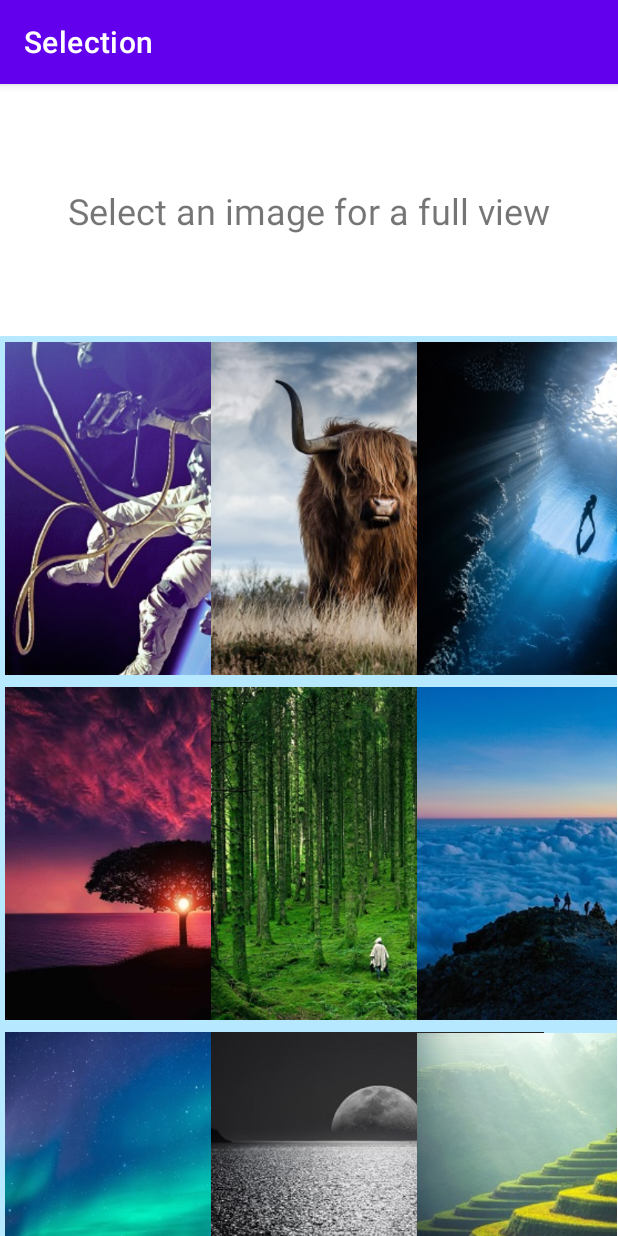
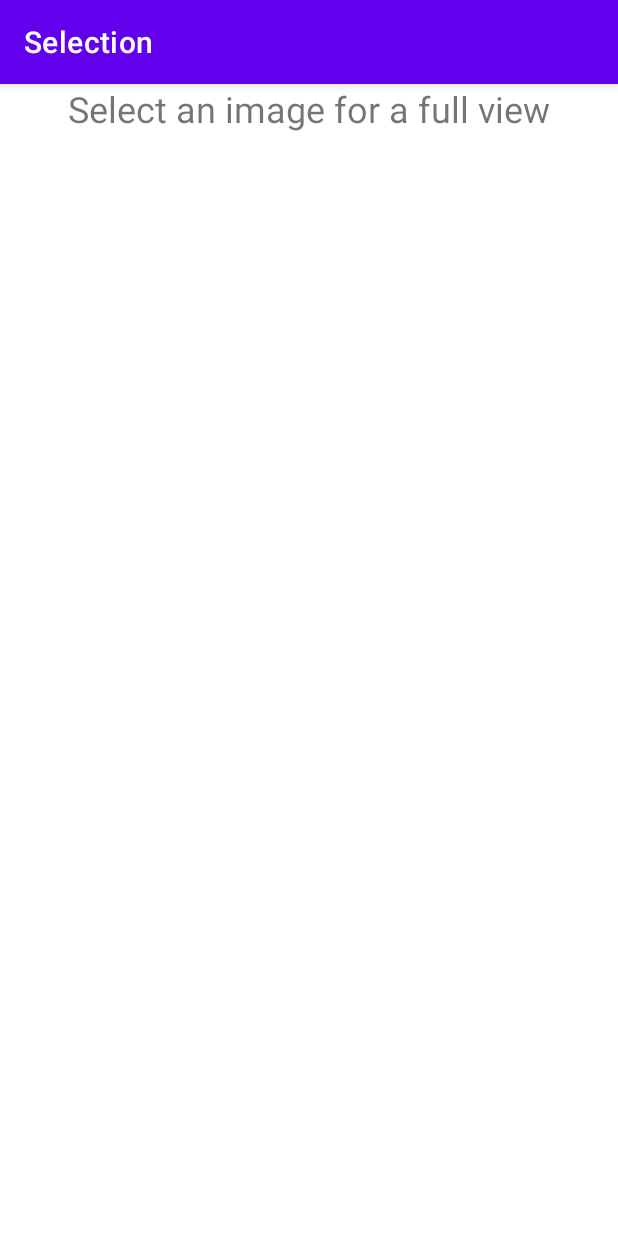
Before and after one commit to stephull/CIS3515-lab4, an Android app: the screen it shows after launch (SelectionActivity before the commit, MainActivity after it), on a phone screen of 412 x 824 dp. Run offline under Robolectric (Android 15) with nearby library versions, the phone set to English and light mode, and no system bars.

Commit message:
create fragments, start main activity + fragment handler, & layout

```diff
--- a/app/src/main/AndroidManifest.xml
+++ b/app/src/main/AndroidManifest.xml
@@ -10,7 +10,7 @@
         android:label="@string/apk_label"
         android:theme="@style/Theme.SelectionActivity">
         <activity
-            android:name=".SelectionActivity"
+            android:name=".MainActivity"
             android:exported="true"
             android:label="@string/app_title_label">
             <intent-filter>
@@ -18,10 +18,6 @@
                 <category android:name="android.intent.category.LAUNCHER" />
             </intent-filter>
         </activity>
-        <activity
-            android:name=".DisplayActivity"
-            android:exported="true"
-            android:label="@string/display_title_label"/>
     </application>
 
 </manifest>
--- /dev/null
+++ b/app/src/main/java/edu/temple/selectionactivity/DisplayFragment.kt
@@ -0,0 +1,6 @@
+package edu.temple.selectionactivity
+
+import androidx.fragment.app.Fragment
+
+class DisplayFragment : Fragment()  {
+}
--- a/app/src/main/java/edu/temple/selectionactivity/SelectionActivity.kt
+++ b/app/src/main/java/edu/temple/selectionactivity/MainActivity.kt
@@ -3,40 +3,25 @@ package edu.temple.selectionactivity
 import android.content.Intent
 import androidx.appcompat.app.AppCompatActivity
 import android.os.Bundle
-import android.util.Log
 import android.view.*
 import android.widget.*
-import androidx.activity.result.contract.ActivityResultContracts
 import androidx.recyclerview.widget.*
 
-class SelectionActivity : AppCompatActivity() {
+class MainActivity : AppCompatActivity() {
+    lateinit var selection: SelectionFragment
+    lateinit var display: DisplayFragment
+
     override fun onCreate(savedInstanceState: Bundle?) {
         super.onCreate(savedInstanceState)
-        setContentView(R.layout.activity_selection)
+        setContentView(R.layout.activity_main)
 
-        // declare image list and recyclerview
-        val imageList = getImageList()
-        val recyclerView : RecyclerView = findViewById(R.id.recyclerView)
+        selection = SelectionFragment()
+        display = DisplayFragment()
 
-        // declare layout manager for recyclerview
-        recyclerView.layoutManager = GridLayoutManager(this@SelectionActivity, 3)
-
-        // adapter for image list
-        val adapter = SelectionAdapter(this@SelectionActivity, imageList)
-        recyclerView.adapter = adapter
-
-        // intent for second activity (display)
-        val newIntent = Intent(this, DisplayActivity::class.java)
-
-        // assemble on-click listener using intent for any picture selected
-        adapter.setOnItemClickListener(object : SelectionAdapter.OnItemClickListener {
-            override fun onItemClick(pos: Int) {
-                val item = imageList[pos]
-                newIntent.putExtra("image_text", item.imageDesc)
-                newIntent.putExtra("image_source", item.imageSrc)
-                startActivity(newIntent)
-            }
-        })
+        supportFragmentManager.beginTransaction()
+            .add(R.id.selection_container, selection)
+            .add(R.id.display_container, display)
+            .commit()
     }
 
     // declare all image sources and text
--- /dev/null
+++ b/app/src/main/java/edu/temple/selectionactivity/SelectionFragment.kt
@@ -0,0 +1,7 @@
+package edu.temple.selectionactivity
+
+import androidx.fragment.app.Fragment
+
+class SelectionFragment : Fragment() {
+
+}
--- a/app/src/main/res/layout/activity_selection.xml
+++ b/app/src/main/res/layout/activity_main.xml
@@ -4,7 +4,7 @@
     xmlns:tools="http://schemas.android.com/tools"
     android:layout_width="match_parent"
     android:layout_height="match_parent"
-    tools:context=".SelectionActivity">
+    tools:context=".MainActivity">
 
     <TextView
         android:id="@+id/instructText"
@@ -14,19 +14,27 @@
         android:paddingBottom="0sp"
         android:text="@string/app_instruct"
         android:textSize="24sp"
-        app:layout_constraintBottom_toTopOf="@+id/recyclerView"
         app:layout_constraintEnd_toEndOf="parent"
         app:layout_constraintStart_toStartOf="parent"
         app:layout_constraintTop_toTopOf="parent" />
 
-    <androidx.recyclerview.widget.RecyclerView
-        android:id="@+id/recyclerView"
-        android:layout_width="412dp"
-        android:layout_height="600dp"
-        android:background="#7C69D0FF"
+    <androidx.fragment.app.FragmentContainerView
+        android:id="@+id/selection_container"
+        android:name="edu.temple.selectionactivity.SelectionFragment"
+        android:layout_width="wrap_content"
+        android:layout_height="wrap_content"
+        app:layout_constraintBottom_toTopOf="@+id/display_container"
+        app:layout_constraintEnd_toEndOf="parent"
+        app:layout_constraintStart_toStartOf="parent"
+        app:layout_constraintTop_toBottomOf="@+id/instructText" />
+
+    <androidx.fragment.app.FragmentContainerView
+        android:id="@+id/display_container"
+        android:name="edu.temple.selectionactivity.DisplayFragment"
+        android:layout_width="wrap_content"
+        android:layout_height="wrap_content"
         app:layout_constraintBottom_toBottomOf="parent"
-        app:layout_constraintEnd_toStartOf="@+id/instructText"
-        app:layout_constraintHorizontal_bias="0.005"
+        app:layout_constraintEnd_toEndOf="parent"
         app:layout_constraintStart_toStartOf="parent" />
 
 </androidx.constraintlayout.widget.ConstraintLayout>
```
Also changed, not shown: app/src/main/res/layout/activity_display.xml (deleted, +0 -33 lines).
